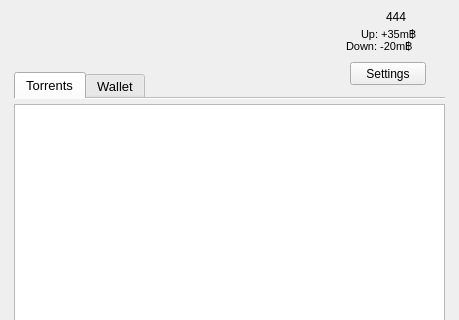
RdeWilde/JoyStream, file lib/view/mainwindow.ui: the form before one commit; both pictures show x 0 to 459 and y 0 to 320 of the 459 by 464 pixel window.
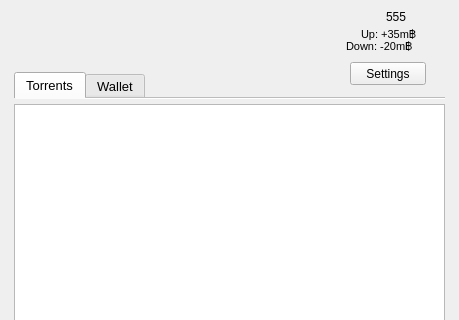
The form after the commit. Icons and pictures are not drawn.

```diff
--- a/lib/view/mainwindow.ui
+++ b/lib/view/mainwindow.ui
@@ -191,7 +191,7 @@
      </rect>
     </property>
     <property name="text">
-     <string>444</string>
+     <string>555</string>
     </property>
    </widget>
   </widget>
```
